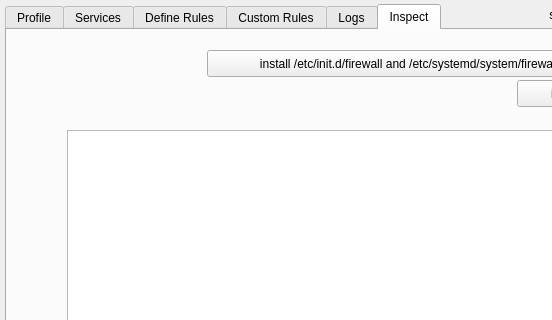
First picture: the form in sources/mainwindow.ui, repository emiljoensson/iptables-GUI, before the edit; both pictures show x 0 to 552 and y 0 to 320 of the 770 by 550 pixel window.
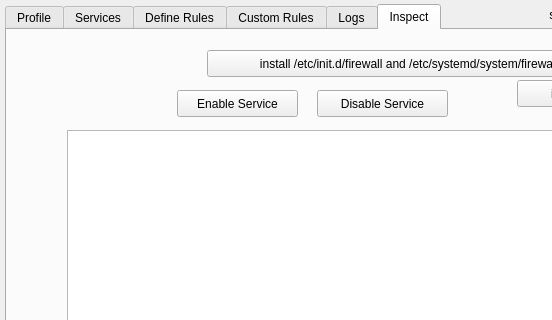
Second picture: the form after the edit. The open tabs and pages were chosen to show the change.

Patch:
```diff
--- a/sources/mainwindow.ui
+++ b/sources/mainwindow.ui
@@ -1582,6 +1582,32 @@
        <string>install /etc/init.d/firewall and /etc/systemd/system/firewall2.service file</string>
       </property>
      </widget>
+     <widget class="QPushButton" name="ServiceEnable">
+      <property name="geometry">
+       <rect>
+        <x>170</x>
+        <y>60</y>
+        <width>121</width>
+        <height>27</height>
+       </rect>
+      </property>
+      <property name="text">
+       <string>Enable Service</string>
+      </property>
+     </widget>
+     <widget class="QPushButton" name="DisableService">
+      <property name="geometry">
+       <rect>
+        <x>310</x>
+        <y>60</y>
+        <width>131</width>
+        <height>27</height>
+       </rect>
+      </property>
+      <property name="text">
+       <string>Disable Service</string>
+      </property>
+     </widget>
     </widget>
    </widget>
    <widget class="QPushButton" name="pushButton_startStop">
```
Left out of the diff: 17 changed lines with no effect on the pictures.
